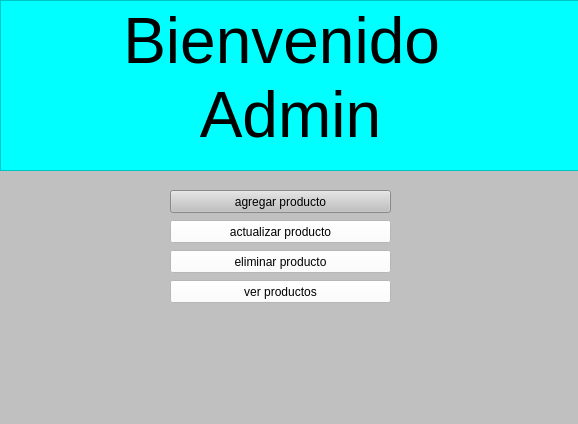
The window that interfaces/vistaAdmin.ui (rmarting13/Supermark) describes before a commit, drawn with Qt 5.
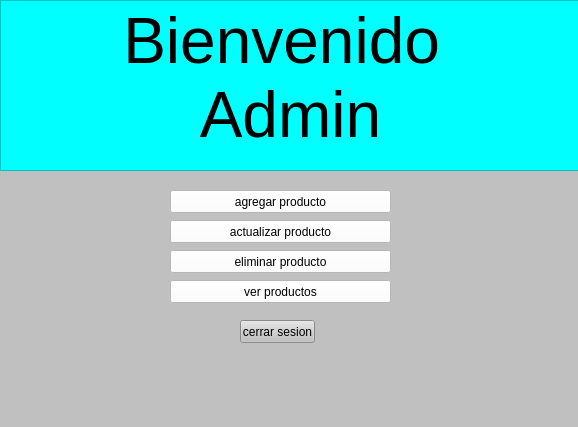
The same window after the commit.

Commit message: conexiones a bd admin

```diff
--- a/interfaces/vistaAdmin.ui
+++ b/interfaces/vistaAdmin.ui
@@ -7,7 +7,7 @@
     <x>0</x>
     <y>0</y>
     <width>578</width>
-    <height>424</height>
+    <height>427</height>
    </rect>
   </property>
   <property name="windowTitle">
@@ -105,10 +105,28 @@
       <height>23</height>
      </rect>
     </property>
+    <property name="styleSheet">
+     <string notr="true">*{
+background-color:white
+}</string>
+    </property>
     <property name="text">
      <string>agregar producto</string>
     </property>
    </widget>
+   <widget class="QPushButton" name="pushButton_2">
+    <property name="geometry">
+     <rect>
+      <x>240</x>
+      <y>320</y>
+      <width>75</width>
+      <height>23</height>
+     </rect>
+    </property>
+    <property name="text">
+     <string>cerrar sesion</string>
+    </property>
+   </widget>
   </widget>
   <widget class="QMenuBar" name="menubar">
    <property name="geometry">
```
Left out of the diff: 2 changed lines with no effect on the pictures. The commit also changes 27 other files.
